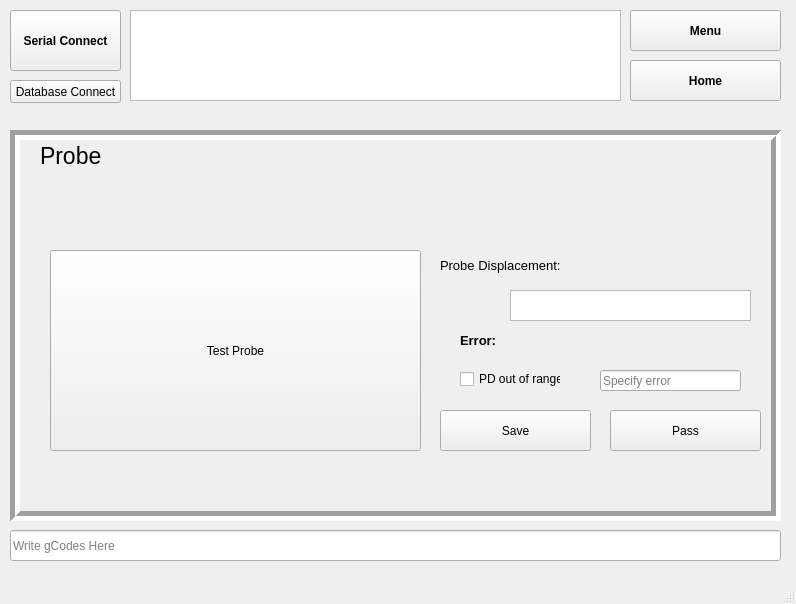
The window that FT_vone/mainwindow.ui (7ome/Functional-Test) describes before a commit, drawn with Qt 5.
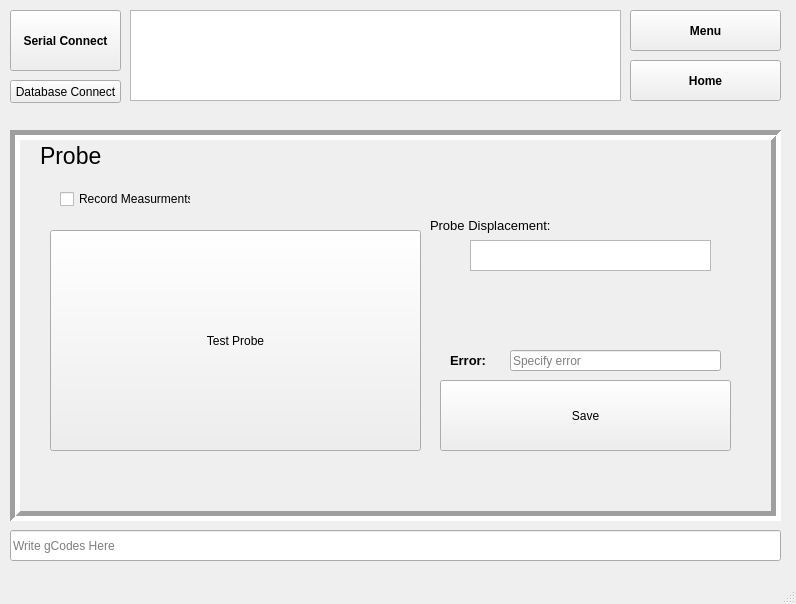
The same window after the commit. The open tabs and pages were chosen to show the change.

Commit message:
probe displacement
probe displacement test in the process

Patch:
```diff
--- a/FT_vone/mainwindow.ui
+++ b/FT_vone/mainwindow.ui
@@ -775,8 +775,8 @@
      <widget class="QTextBrowser" name="Probe_textBrowser">
       <property name="geometry">
        <rect>
-        <x>490</x>
-        <y>150</y>
+        <x>450</x>
+        <y>100</y>
         <width>241</width>
         <height>31</height>
        </rect>
@@ -785,8 +785,8 @@
      <widget class="QLabel" name="probedisplacement_label">
       <property name="geometry">
        <rect>
-        <x>420</x>
-        <y>110</y>
+        <x>410</x>
+        <y>70</y>
         <width>121</width>
         <height>31</height>
        </rect>
@@ -808,9 +808,9 @@
       <property name="geometry">
        <rect>
         <x>30</x>
-        <y>110</y>
+        <y>90</y>
         <width>371</width>
-        <height>201</height>
+        <height>221</height>
        </rect>
       </property>
       <property name="text">
@@ -821,34 +821,21 @@
       <property name="geometry">
        <rect>
         <x>420</x>
-        <y>270</y>
-        <width>151</width>
-        <height>41</height>
+        <y>240</y>
+        <width>291</width>
+        <height>71</height>
        </rect>
       </property>
       <property name="text">
        <string>Save</string>
       </property>
      </widget>
-     <widget class="QPushButton" name="ProbePass_Button">
-      <property name="geometry">
-       <rect>
-        <x>590</x>
-        <y>270</y>
-        <width>151</width>
-        <height>41</height>
-       </rect>
-      </property>
-      <property name="text">
-       <string>Pass</string>
-      </property>
-     </widget>
      <widget class="QLineEdit" name="Probeother">
       <property name="geometry">
        <rect>
-        <x>580</x>
-        <y>230</y>
-        <width>141</width>
+        <x>490</x>
+        <y>210</y>
+        <width>211</width>
         <height>21</height>
        </rect>
       </property>
@@ -859,8 +846,8 @@
      <widget class="QLabel" name="label_9">
       <property name="geometry">
        <rect>
-        <x>440</x>
-        <y>190</y>
+        <x>430</x>
+        <y>210</y>
         <width>61</width>
         <height>21</height>
        </rect>
@@ -879,14 +866,14 @@
      <widget class="QCheckBox" name="ProbeDisplacement_checkBox">
       <property name="geometry">
        <rect>
-        <x>440</x>
-        <y>230</y>
-        <width>101</width>
+        <x>40</x>
+        <y>50</y>
+        <width>131</width>
         <height>18</height>
        </rect>
       </property>
       <property name="text">
-       <string>PD out of range</string>
+       <string>Record Measurments</string>
       </property>
      </widget>
     </widget>
```
Left out of the diff: 4 changed lines with no effect on the pictures. The commit also changes 6 other files.
